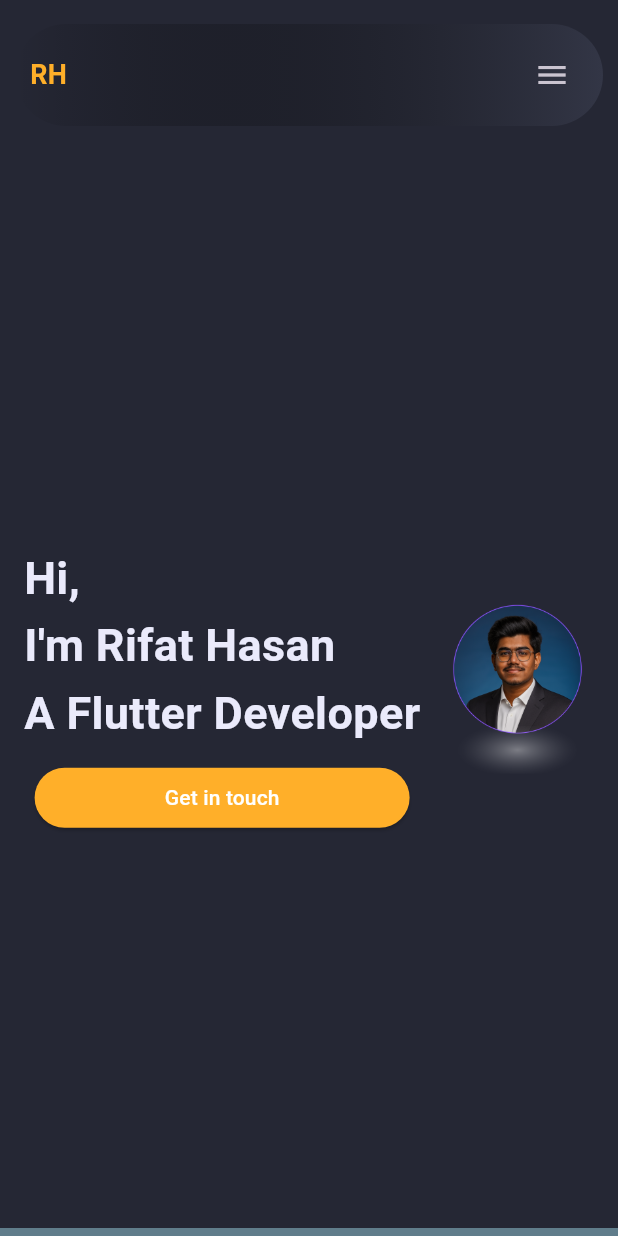
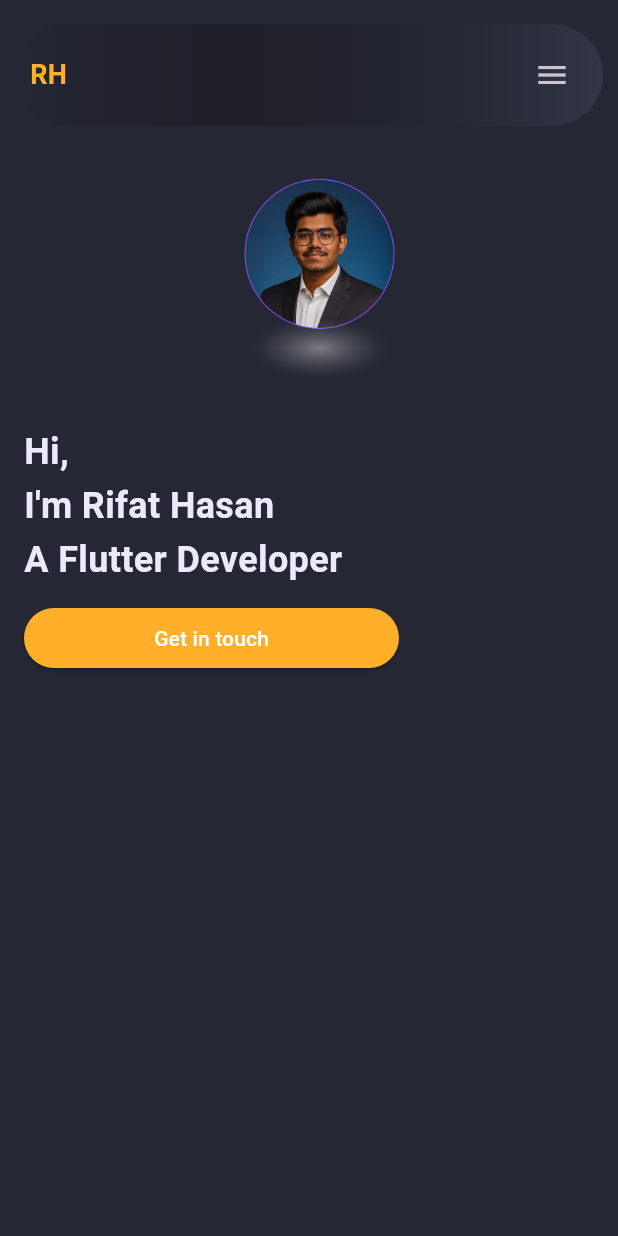
Before and after one commit to rifathasanpriyo/portfolio_website_flutter, a Flutter app: the screen it shows after launch, on a phone screen of 412 x 824 dp. Run offline on Flutter 3.47's test engine with Material 3 defaults, Android fonts, the phone set to English and light mode, and no system bars.

Commit message:
main dashboard mobile

```diff
--- a/lib/features/home_screen/pages/home_screen_page.dart
+++ b/lib/features/home_screen/pages/home_screen_page.dart
@@ -4,7 +4,8 @@
 import 'package:portfolio_website/core/constants/app_sizes.dart';
 
 import '../widgets/desktop_top_nav_bar_widget.dart';
-import '../widgets/main_dashboard_widget.dart';
+import '../widgets/main_dashboard_desktop_widget.dart';
+import '../widgets/main_dashboard_mobile_widget.dart';
 import '../widgets/mobile_top_nav_bar_widget.dart';
 
 class HomeScreenPage extends StatefulWidget {
@@ -61,7 +62,11 @@
                   scaffoldKey.currentState?.openEndDrawer();
                 },
               ),
-            MainDashboardWidget(),
+
+            if (constraints.maxWidth >= AppSizes.desktopSize)
+              MainDashboardDesktopWidget()
+            else
+              MainDashboardMobileWidget(),
             Container(
               height: 500,
               width: double.infinity,
--- /dev/null
+++ b/lib/features/home_screen/widgets/main_dashboard_desktop_widget.dart
@@ -0,0 +1,48 @@
+import 'package:flutter/material.dart';
+
+import '../../../core/constants/app_colors.dart';
+import '../../../core/constants/app_sizes.dart';
+
+class MainDashboardDesktopWidget extends StatelessWidget {
+  const MainDashboardDesktopWidget({super.key});
+
+  @override
+  Widget build(BuildContext context) {
+    return Container(
+      margin: EdgeInsets.all(AppSizes.bodyPadding),
+      height: AppSizes.screenSize(context).height / 1.2,
+      constraints: BoxConstraints(minHeight: 350.0),
+      child: Row(
+        mainAxisAlignment: MainAxisAlignment.spaceEvenly,
+        children: [
+          Column(
+            mainAxisAlignment: MainAxisAlignment.center,
+            children: [
+              Text(
+                "Hi,\nI'm Rifat Hasan\nA Flutter Developer",
+                style: TextStyle(
+                  fontSize: 30,
+                  fontWeight: FontWeight.bold,
+                  color: AppColors.whitePrimary,
+                  height: 1.5,
+                ),
+              ),
+              SizedBox(height: AppSizes.insidePadding),
+              SizedBox(
+                width: 250,
+                child: ElevatedButton(
+                  onPressed: () {},
+                  child: Text("Get in touch"),
+                ),
+              ),
+            ],
+          ),
+          Image.asset(
+            "assets/logo_rifat.png",
+            width: AppSizes.screenSize(context).width / 3.5,
+          ),
+        ],
+      ),
+    );
+  }
+}
--- /dev/null
+++ b/lib/features/home_screen/widgets/main_dashboard_mobile_widget.dart
@@ -0,0 +1,47 @@
+import 'package:flutter/material.dart';
+
+import '../../../core/constants/app_colors.dart';
+import '../../../core/constants/app_sizes.dart';
+
+class MainDashboardMobileWidget extends StatelessWidget {
+  const MainDashboardMobileWidget({super.key});
+
+  @override
+  Widget build(BuildContext context) {
+    return             Container(
+              margin: EdgeInsets.all(AppSizes.bodyPadding),
+              height: AppSizes.screenSize(context).height,
+              constraints: BoxConstraints(minHeight: 560.0),
+              child: Column(
+                crossAxisAlignment: CrossAxisAlignment.start,
+                children: [
+                  Align(
+                    alignment: AlignmentGeometry.center,
+                    child: Image.asset(
+                      "assets/logo_rifat.png",
+                      width: AppSizes.screenSize(context).width / 3,
+                    ),
+                  ),
+                  SizedBox(height: AppSizes.insidePadding * 3),
+                  Text(
+                    "Hi,\nI'm Rifat Hasan\nA Flutter Developer",
+                    style: TextStyle(
+                      fontSize: 24,
+                      fontWeight: FontWeight.bold,
+                      color: AppColors.whitePrimary,
+                      height: 1.5,
+                    ),
+                  ),
+                  SizedBox(height: AppSizes.insidePadding),
+                  SizedBox(
+                    width: 250,
+                    child: ElevatedButton(
+                      onPressed: () {},
+                      child: Text("Get in touch"),
+                    ),
+                  ),
+                ],
+              ),
+            );
+  }
+}
--- a/lib/features/home_screen/widgets/main_dashboard_widget.dart
+++ /dev/null
@@ -1,48 +0,0 @@
-import 'package:flutter/material.dart';
-
-import '../../../core/constants/app_colors.dart';
-import '../../../core/constants/app_sizes.dart';
-
-class MainDashboardWidget extends StatelessWidget {
-  const MainDashboardWidget({super.key});
-
-  @override
-  Widget build(BuildContext context) {
-    return             Container(
-              margin: EdgeInsets.all(AppSizes.bodyPadding),
-              height: AppSizes.screenSize(context).height / 1.2,
-              constraints: BoxConstraints(minHeight: 350.0),
-              child: Row(
-                mainAxisAlignment: MainAxisAlignment.spaceEvenly,
-                children: [
-                  Column(
-                    mainAxisAlignment: MainAxisAlignment.center,
-                    children: [
-                      Text(
-                        "Hi,\nI'm Rifat Hasan\nA Flutter Developer",
-                        style: TextStyle(
-                          fontSize: 30,
-                          fontWeight: FontWeight.bold,
-                          color: AppColors.whitePrimary,
-                          height: 1.5,
-                        ),
-                      ),
-                      SizedBox(height: AppSizes.insidePadding),
-                      SizedBox(
-                        width: 250,
-                        child: ElevatedButton(
-                          onPressed: () {},
-                          child: Text("Get in touch"),
-                        ),
-                      ),
-                    ],
-                  ),
-                  Image.asset(
-                    "assets/logo_rifat.png",
-                    width: AppSizes.screenSize(context).width / 3.5,
-                  ),
-                ],
-              ),
-            );
-  }
-}
```
